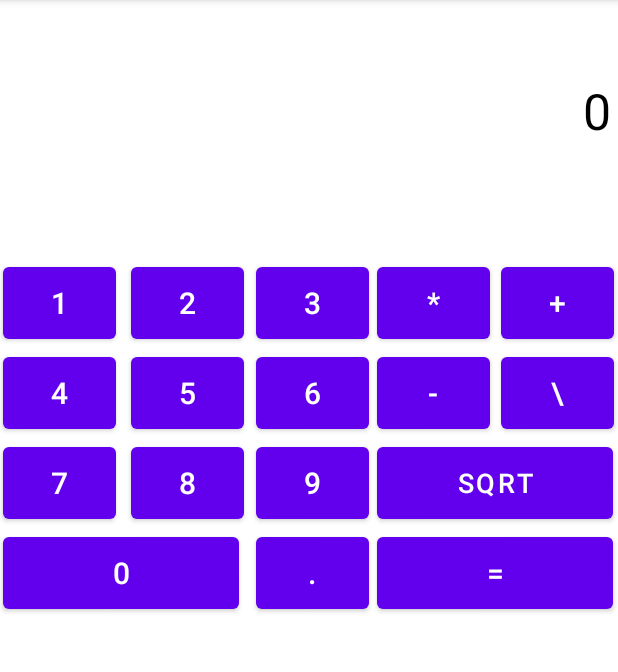
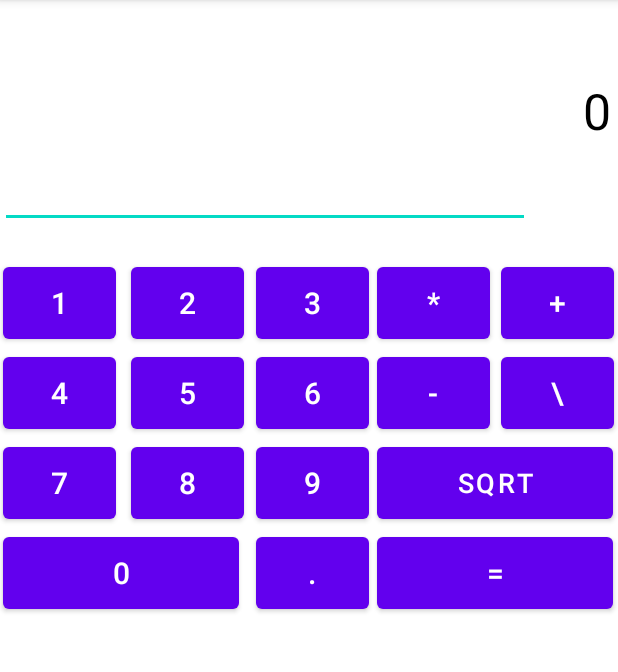
Before and after one commit to tzY15368/cs501, an Android app: the Calc2Activity screen opened directly, with no data from a screen before it, on a phone screen of 412 x 824 dp, the part 84-756 px from its top. Run offline under Robolectric (Android 15) with nearby library versions, the phone set to English and light mode, and no system bars.

Commit message:
calc2_edit_text

```diff
--- a/app/src/main/res/layout/activity_calc2.xml
+++ b/app/src/main/res/layout/activity_calc2.xml
@@ -5,6 +5,7 @@
     android:layout_width="match_parent"
     android:layout_height="match_parent"
     tools:context=".assignment2.Calc2Activity">
+
 
     <TextView
         android:id="@+id/msg"
@@ -19,6 +20,18 @@
         app:layout_constraintStart_toStartOf="parent"
         app:layout_constraintTop_toTopOf="parent"
         tools:ignore="MissingConstraints" />
+
+    <EditText
+        android:id="@+id/edit_advanced"
+        android:layout_width="353dp"
+        android:layout_height="60dp"
+        android:layout_marginTop="76dp"
+        android:ems="10"
+        app:layout_constraintStart_toStartOf="parent"
+        android:gravity="right"
+        app:layout_constraintTop_toTopOf="@+id/msg"
+        tools:ignore="MissingConstraints"
+        android:inputType="text" />
 
     <Button
         android:id="@+id/btn_1"
```
Also changed, not shown: app/src/main/java/com/cs501/cs501app/assignment2/Calc2Activity.kt (+9 -2 lines).
